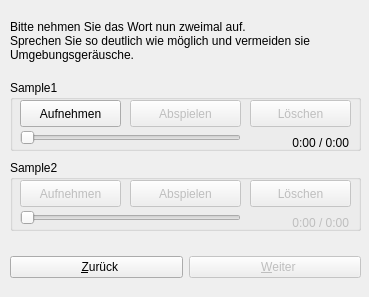
Above: ui/addword.ui from KDE/simon before the change. Below: the same form after it.
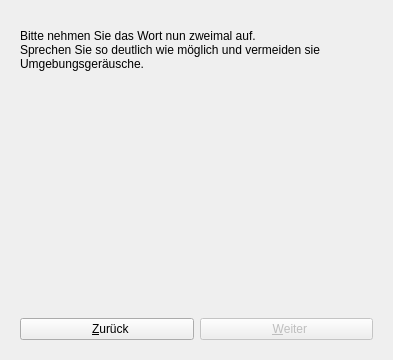
That is the form after the change. The open tabs and pages were chosen to show the change. Icons and pictures are not drawn.

```diff
--- a/ui/addword.ui
+++ b/ui/addword.ui
@@ -5,50 +5,38 @@
    <rect>
     <x>0</x>
     <y>0</y>
-    <width>369</width>
-    <height>297</height>
+    <width>393</width>
+    <height>360</height>
    </rect>
   </property>
   <property name="windowTitle" >
    <string>Wort hinzufügen</string>
   </property>
+  <layout class="QVBoxLayout" >
+   <item>
   <widget class="QStackedWidget" name="swMain" >
-   <property name="geometry" >
-    <rect>
-     <x>0</x>
-     <y>0</y>
-     <width>371</width>
-     <height>291</height>
-    </rect>
-   </property>
    <property name="currentIndex" >
     <number>0</number>
    </property>
    <widget class="QWidget" name="page" >
-    <widget class="QWidget" name="verticalLayout" >
-     <property name="geometry" >
-      <rect>
-       <x>10</x>
-       <y>10</y>
-       <width>351</width>
-       <height>281</height>
-      </rect>
-     </property>
      <layout class="QVBoxLayout" >
-      <property name="margin" >
-       <number>0</number>
-      </property>
-      <property name="spacing" >
-       <number>6</number>
-      </property>
       <item>
        <layout class="QHBoxLayout" >
-        <property name="margin" >
-         <number>0</number>
-        </property>
         <property name="spacing" >
          <number>6</number>
         </property>
+         <property name="leftMargin" >
+          <number>0</number>
+         </property>
+         <property name="topMargin" >
+          <number>0</number>
+         </property>
+         <property name="rightMargin" >
+          <number>0</number>
+         </property>
+         <property name="bottomMargin" >
+          <number>0</number>
+         </property>
         <item>
          <widget class="QLabel" name="label" >
           <property name="text" >
@@ -90,12 +78,21 @@
       </item>
       <item>
        <layout class="QHBoxLayout" >
-        <property name="margin" >
-         <number>0</number>
-        </property>
         <property name="spacing" >
          <number>6</number>
         </property>
+         <property name="leftMargin" >
+          <number>0</number>
+         </property>
+         <property name="topMargin" >
+          <number>0</number>
+         </property>
+         <property name="rightMargin" >
+          <number>0</number>
+         </property>
+         <property name="bottomMargin" >
+          <number>0</number>
+         </property>
         <item>
          <widget class="QPushButton" name="pbBack" >
           <property name="text" >
@@ -126,275 +123,10 @@
       </item>
      </layout>
     </widget>
-   </widget>
    <widget class="QWidget" name="page_2" >
-    <widget class="QGroupBox" name="groupBox_2" >
-     <property name="geometry" >
-      <rect>
-       <x>10</x>
-       <y>160</y>
-       <width>351</width>
-       <height>71</height>
-      </rect>
-     </property>
-     <property name="title" >
-      <string>Sample2</string>
-     </property>
-     <widget class="QSlider" name="hsRec2" >
-      <property name="enabled" >
-       <bool>false</bool>
-      </property>
-      <property name="geometry" >
-       <rect>
-        <x>10</x>
-        <y>50</y>
-        <width>221</width>
-        <height>16</height>
-       </rect>
-      </property>
-      <property name="toolTip" >
-       <string>Aktuelle position der Wiedergabe</string>
-      </property>
-      <property name="maximum" >
-       <number>0</number>
-      </property>
-      <property name="value" >
-       <number>0</number>
-      </property>
-      <property name="sliderPosition" >
-       <number>0</number>
-      </property>
-      <property name="orientation" >
-       <enum>Qt::Horizontal</enum>
-      </property>
-     </widget>
-     <widget class="QLabel" name="lbRec2" >
-      <property name="enabled" >
-       <bool>false</bool>
-      </property>
-      <property name="geometry" >
-       <rect>
-        <x>238</x>
-        <y>50</y>
-        <width>101</width>
-        <height>20</height>
-       </rect>
-      </property>
-      <property name="text" >
-       <string>0:00 / 0:00</string>
-      </property>
-      <property name="alignment" >
-       <set>Qt::AlignAbsolute|Qt::AlignBottom|Qt::AlignCenter|Qt::AlignHCenter|Qt::AlignHorizontal_Mask|Qt::AlignJustify|Qt::AlignLeading|Qt::AlignLeft|Qt::AlignRight|Qt::AlignTop|Qt::AlignTrailing|Qt::AlignVCenter|Qt::AlignVertical_Mask</set>
-      </property>
-     </widget>
-     <widget class="QPushButton" name="pbRec2" >
-      <property name="enabled" >
-       <bool>false</bool>
-      </property>
-      <property name="geometry" >
-       <rect>
-        <x>10</x>
-        <y>20</y>
-        <width>101</width>
-        <height>27</height>
-       </rect>
-      </property>
-      <property name="toolTip" >
-       <string>Startet die Aufnahme</string>
-      </property>
-      <property name="text" >
-       <string>Aufnehmen</string>
-      </property>
-      <property name="icon" >
-       <iconset resource="../simon.qrc" >:/images/icons/media-record.svg</iconset>
-      </property>
-      <property name="checkable" >
-       <bool>true</bool>
-      </property>
-     </widget>
-     <widget class="QPushButton" name="pbPlay2" >
-      <property name="enabled" >
-       <bool>false</bool>
-      </property>
-      <property name="geometry" >
-       <rect>
-        <x>120</x>
-        <y>20</y>
-        <width>111</width>
-        <height>27</height>
-       </rect>
-      </property>
-      <property name="toolTip" >
-       <string>Gibt die Aufnahme wieder (zur Kontrolle)</string>
-      </property>
-      <property name="text" >
-       <string>Abspielen</string>
-      </property>
-      <property name="icon" >
-       <iconset resource="../simon.qrc" >:/images/icons/media-playback-start.svg</iconset>
-      </property>
-      <property name="checkable" >
-       <bool>true</bool>
-      </property>
-     </widget>
-     <widget class="QPushButton" name="pbStartOver2" >
-      <property name="enabled" >
-       <bool>false</bool>
-      </property>
-      <property name="geometry" >
-       <rect>
-        <x>240</x>
-        <y>20</y>
-        <width>101</width>
-        <height>27</height>
-       </rect>
-      </property>
-      <property name="toolTip" >
-       <string>Löscht die Aufnahme</string>
-      </property>
-      <property name="text" >
-       <string>Löschen</string>
-      </property>
-      <property name="icon" >
-       <iconset resource="../simon.qrc" >:/images/icons/emblem-unreadable.svg</iconset>
-      </property>
-     </widget>
-    </widget>
-    <widget class="QGroupBox" name="groupBox" >
-     <property name="geometry" >
-      <rect>
-       <x>10</x>
-       <y>80</y>
-       <width>351</width>
-       <height>71</height>
-      </rect>
-     </property>
-     <property name="title" >
-      <string>Sample1</string>
-     </property>
-     <widget class="QSlider" name="hsRec1" >
-      <property name="geometry" >
-       <rect>
-        <x>10</x>
-        <y>50</y>
-        <width>221</width>
-        <height>16</height>
-       </rect>
-      </property>
-      <property name="toolTip" >
-       <string>Aktuelle position der Wiedergabe</string>
-      </property>
-      <property name="maximum" >
-       <number>0</number>
-      </property>
-      <property name="value" >
-       <number>0</number>
-      </property>
-      <property name="sliderPosition" >
-       <number>0</number>
-      </property>
-      <property name="orientation" >
-       <enum>Qt::Horizontal</enum>
-      </property>
-     </widget>
-     <widget class="QLabel" name="lbRec1" >
-      <property name="geometry" >
-       <rect>
-        <x>238</x>
-        <y>50</y>
-        <width>101</width>
-        <height>20</height>
-       </rect>
-      </property>
-      <property name="layoutDirection" >
-       <enum>Qt::LeftToRight</enum>
-      </property>
-      <property name="text" >
-       <string>0:00 / 0:00</string>
-      </property>
-      <property name="alignment" >
-       <set>Qt::AlignAbsolute|Qt::AlignBottom|Qt::AlignCenter|Qt::AlignHCenter|Qt::AlignHorizontal_Mask|Qt::AlignJustify|Qt::AlignLeading|Qt::AlignLeft|Qt::AlignRight|Qt::AlignTop|Qt::AlignTrailing|Qt::AlignVCenter|Qt::AlignVertical_Mask</set>
-      </property>
-     </widget>
-     <widget class="QPushButton" name="pbRec1" >
-      <property name="geometry" >
-       <rect>
-        <x>10</x>
-        <y>20</y>
-        <width>101</width>
-        <height>27</height>
-       </rect>
-      </property>
-      <property name="toolTip" >
-       <string>Startet die Aufnahme</string>
-      </property>
-      <property name="text" >
-       <string>Aufnehmen</string>
-      </property>
-      <property name="icon" >
-       <iconset resource="../simon.qrc" >:/images/icons/media-record.svg</iconset>
-      </property>
-      <property name="checkable" >
-       <bool>true</bool>
-      </property>
-     </widget>
-     <widget class="QPushButton" name="pbPlay1" >
-      <property name="enabled" >
-       <bool>false</bool>
-      </property>
-      <property name="geometry" >
-       <rect>
-        <x>120</x>
-        <y>20</y>
-        <width>111</width>
-        <height>27</height>
-       </rect>
-      </property>
-      <property name="toolTip" >
-       <string>Gibt die Aufnahme wieder (zur Kontrolle)</string>
-      </property>
-      <property name="text" >
-       <string>Abspielen</string>
-      </property>
-      <property name="icon" >
-       <iconset resource="../simon.qrc" >:/images/icons/media-playback-start.svg</iconset>
-      </property>
-      <property name="checkable" >
-       <bool>true</bool>
-      </property>
-     </widget>
-     <widget class="QPushButton" name="pbStartOver1" >
-      <property name="enabled" >
-       <bool>false</bool>
-      </property>
-      <property name="geometry" >
-       <rect>
-        <x>240</x>
-        <y>20</y>
-        <width>101</width>
-        <height>27</height>
-       </rect>
-      </property>
-      <property name="toolTip" >
-       <string>Löscht die Aufnahme</string>
-      </property>
-      <property name="text" >
-       <string>Löschen</string>
-      </property>
-      <property name="icon" >
-       <iconset resource="../simon.qrc" >:/images/icons/emblem-unreadable.svg</iconset>
-      </property>
-     </widget>
-    </widget>
+      <layout class="QVBoxLayout" >
+       <item>
     <widget class="QLabel" name="label_3" >
-     <property name="geometry" >
-      <rect>
-       <x>10</x>
-       <y>10</y>
-       <width>341</width>
-       <height>61</height>
-      </rect>
-     </property>
      <property name="text" >
       <string>Bitte nehmen Sie das Wort nun zweimal auf.
 Sprechen Sie so deutlich wie möglich und vermeiden sie Umgebungsgeräusche.</string>
@@ -403,22 +135,46 @@
       <bool>true</bool>
      </property>
     </widget>
-    <widget class="QWidget" name="layoutWidget" >
-     <property name="geometry" >
-      <rect>
-       <x>10</x>
-       <y>250</y>
-       <width>351</width>
-       <height>34</height>
-      </rect>
-     </property>
+       </item>
+       <item>
+        <widget class="QWidget" native="1" name="wRec1" >
+         <property name="minimumSize" >
+          <size>
+           <width>345</width>
+           <height>110</height>
+          </size>
+         </property>
+         <layout class="QHBoxLayout" />
+        </widget>
+       </item>
+       <item>
+        <widget class="QWidget" native="1" name="wRec2" >
+         <property name="minimumSize" >
+          <size>
+           <width>345</width>
+           <height>110</height>
+          </size>
+         </property>
+         <layout class="QHBoxLayout" />
+        </widget>
+       </item>
+       <item>
      <layout class="QHBoxLayout" >
-      <property name="margin" >
-       <number>0</number>
-      </property>
       <property name="spacing" >
        <number>6</number>
       </property>
+         <property name="leftMargin" >
+          <number>0</number>
+         </property>
+         <property name="topMargin" >
+          <number>0</number>
+         </property>
+         <property name="rightMargin" >
+          <number>0</number>
+         </property>
+         <property name="bottomMargin" >
+          <number>0</number>
+         </property>
       <item>
        <widget class="QPushButton" name="pbBack_2" >
         <property name="toolTip" >
@@ -452,68 +208,13 @@
        </widget>
       </item>
      </layout>
-    </widget>
+       </item>
+      </layout>
    </widget>
    <widget class="QWidget" name="page_3" >
-    <widget class="QWidget" name="layoutWidget_2" >
-     <property name="geometry" >
-      <rect>
-       <x>10</x>
-       <y>250</y>
-       <width>351</width>
-       <height>34</height>
-      </rect>
-     </property>
-     <layout class="QHBoxLayout" >
-      <property name="margin" >
-       <number>0</number>
-      </property>
-      <property name="spacing" >
-       <number>6</number>
-      </property>
+      <layout class="QVBoxLayout" >
       <item>
-       <widget class="QPushButton" name="pbBack_3" >
-        <property name="toolTip" >
-         <string>Zurück zum eingeben des Wertes der Aufnahme (das, das simon schreibt wenn das Wort erkannt wird)</string>
-        </property>
-        <property name="text" >
-         <string>  &amp;Zurück</string>
-        </property>
-        <property name="icon" >
-         <iconset resource="../simon.qrc" >:/images/icons/go-previous.svg</iconset>
-        </property>
-       </widget>
-      </item>
-      <item>
-       <widget class="QPushButton" name="pbFinish" >
-        <property name="enabled" >
-         <bool>true</bool>
-        </property>
-        <property name="toolTip" >
-         <string>Weiter zum nächsten Schritt (Fertigstellung)</string>
-        </property>
-        <property name="layoutDirection" >
-         <enum>Qt::RightToLeft</enum>
-        </property>
-        <property name="text" >
-         <string>&amp;Fertigstellen</string>
-        </property>
-        <property name="icon" >
-         <iconset resource="../simon.qrc" >:/images/icons/document-save.svg</iconset>
-        </property>
-       </widget>
-      </item>
-     </layout>
-    </widget>
     <widget class="QLabel" name="label_4" >
-     <property name="geometry" >
-      <rect>
-       <x>10</x>
-       <y>10</y>
-       <width>351</width>
-       <height>231</height>
-      </rect>
-     </property>
      <property name="text" >
       <string>&lt;html>&lt;head>&lt;meta name="qrichtext" content="1" />&lt;style type="text/css">
 p, li { white-space: pre-wrap; }
@@ -529,8 +230,63 @@
       <bool>true</bool>
      </property>
     </widget>
-   </widget>
-  </widget>
+       </item>
+       <item>
+        <layout class="QHBoxLayout" >
+         <property name="spacing" >
+          <number>6</number>
+         </property>
+         <property name="leftMargin" >
+          <number>0</number>
+         </property>
+         <property name="topMargin" >
+          <number>0</number>
+         </property>
+         <property name="rightMargin" >
+          <number>0</number>
+         </property>
+         <property name="bottomMargin" >
+          <number>0</number>
+         </property>
+         <item>
+          <widget class="QPushButton" name="pbBack_3" >
+           <property name="toolTip" >
+            <string>Zurück zum eingeben des Wertes der Aufnahme (das, das simon schreibt wenn das Wort erkannt wird)</string>
+           </property>
+           <property name="text" >
+            <string>  &amp;Zurück</string>
+           </property>
+           <property name="icon" >
+            <iconset resource="../simon.qrc" >:/images/icons/go-previous.svg</iconset>
+           </property>
+          </widget>
+         </item>
+         <item>
+          <widget class="QPushButton" name="pbFinish" >
+           <property name="enabled" >
+            <bool>true</bool>
+           </property>
+           <property name="toolTip" >
+            <string>Weiter zum nächsten Schritt (Fertigstellung)</string>
+           </property>
+           <property name="layoutDirection" >
+            <enum>Qt::RightToLeft</enum>
+           </property>
+           <property name="text" >
+            <string>&amp;Fertigstellen</string>
+           </property>
+           <property name="icon" >
+            <iconset resource="../simon.qrc" >:/images/icons/document-save.svg</iconset>
+           </property>
+          </widget>
+         </item>
+        </layout>
+       </item>
+      </layout>
+     </widget>
+    </widget>
+   </item>
+  </layout>
  </widget>
  <resources>
   <include location="../simon.qrc" />
```
Left out of the diff: 288 changed lines with no effect on the pictures. Lines whose indentation alone changed are shown as unchanged.
